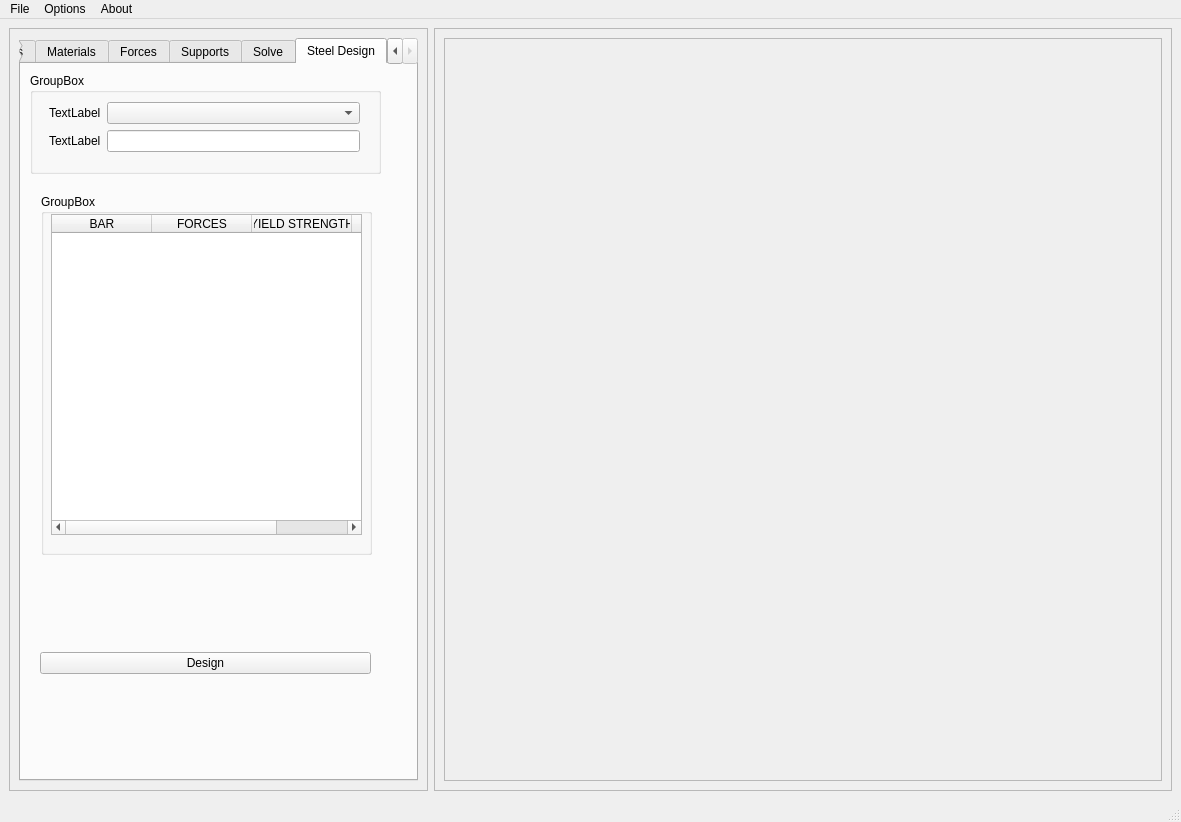
mjamezquidilla/pysead, file GUI.ui: the form before one commit.
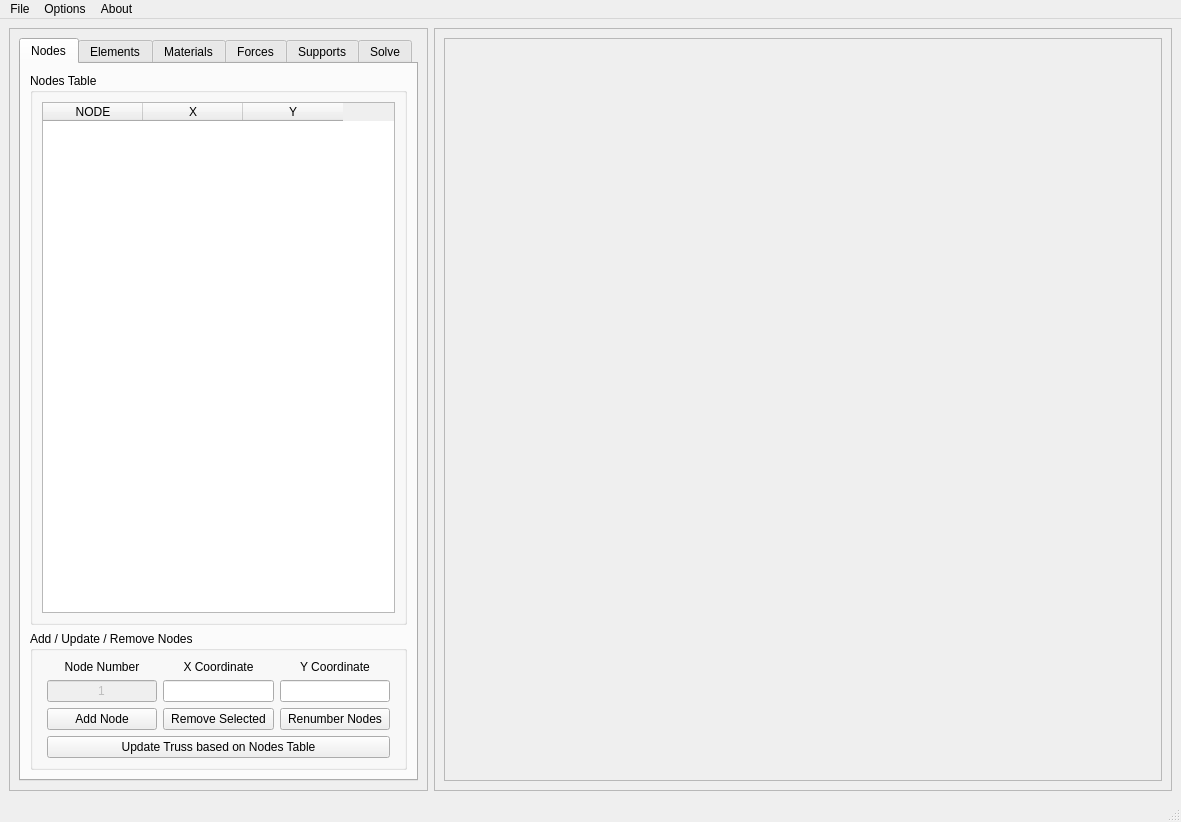
The form after the commit. The open tabs and pages were chosen to show the change.

What changed in the file:
```diff
--- a/GUI.ui
+++ b/GUI.ui
@@ -207,6 +207,13 @@
                     </property>
                    </widget>
                   </item>
+                  <item row="3" column="0" colspan="3">
+                   <widget class="QPushButton" name="Update_Truss_Nodes_Button">
+                    <property name="text">
+                     <string>Update Truss based on Nodes Table</string>
+                    </property>
+                   </widget>
+                  </item>
                  </layout>
                 </item>
                </layout>
@@ -1103,118 +1110,6 @@
            </item>
           </layout>
          </widget>
-         <widget class="QWidget" name="tab_3">
-          <attribute name="title">
-           <string>Steel Design</string>
-          </attribute>
-          <widget class="QGroupBox" name="groupBox_15">
-           <property name="geometry">
-            <rect>
-             <x>9</x>
-             <y>9</y>
-             <width>351</width>
-             <height>101</height>
-            </rect>
-           </property>
-           <property name="title">
-            <string>GroupBox</string>
-           </property>
-           <widget class="QWidget" name="gridLayoutWidget">
-            <property name="geometry">
-             <rect>
-              <x>19</x>
-              <y>29</y>
-              <width>311</width>
-              <height>51</height>
-             </rect>
-            </property>
-            <layout class="QGridLayout" name="gridLayout">
-             <item row="0" column="1">
-              <widget class="QComboBox" name="comboBox"/>
-             </item>
-             <item row="0" column="0">
-              <widget class="QLabel" name="label_7">
-               <property name="text">
-                <string>TextLabel</string>
-               </property>
-              </widget>
-             </item>
-             <item row="1" column="0">
-              <widget class="QLabel" name="label_8">
-               <property name="text">
-                <string>TextLabel</string>
-               </property>
-              </widget>
-             </item>
-             <item row="1" column="1">
-              <widget class="QLineEdit" name="lineEdit"/>
-             </item>
-            </layout>
-           </widget>
-          </widget>
-          <widget class="QGroupBox" name="groupBox_16">
-           <property name="geometry">
-            <rect>
-             <x>20</x>
-             <y>130</y>
-             <width>331</width>
-             <height>361</height>
-            </rect>
-           </property>
-           <property name="title">
-            <string>GroupBox</string>
-           </property>
-           <widget class="QTableWidget" name="tableWidget">
-            <property name="geometry">
-             <rect>
-              <x>10</x>
-              <y>20</y>
-              <width>311</width>
-              <height>321</height>
-             </rect>
-            </property>
-            <column>
-             <property name="text">
-              <string>BAR</string>
-             </property>
-            </column>
-            <column>
-             <property name="text">
-              <string>FORCES</string>
-             </property>
-            </column>
-            <column>
-             <property name="text">
-              <string>YIELD STRENGTH</string>
-             </property>
-            </column>
-            <column>
-             <property name="text">
-              <string>K</string>
-             </property>
-            </column>
-           </widget>
-          </widget>
-          <widget class="QWidget" name="gridLayoutWidget_2">
-           <property name="geometry">
-            <rect>
-             <x>19</x>
-             <y>519</y>
-             <width>331</width>
-             <height>161</height>
-            </rect>
-           </property>
-           <layout class="QGridLayout" name="gridLayout_4">
-            <item row="0" column="0">
-             <widget class="QPushButton" name="pushButton">
-              <property name="text">
-               <string>Design</string>
-              </property>
-             </widget>
-            </item>
-           </layout>
-          </widget>
-         </widget>
         </widget>
        </item>
       </layout>
```
Left out of the diff: 258 changed lines with no effect on the pictures.
